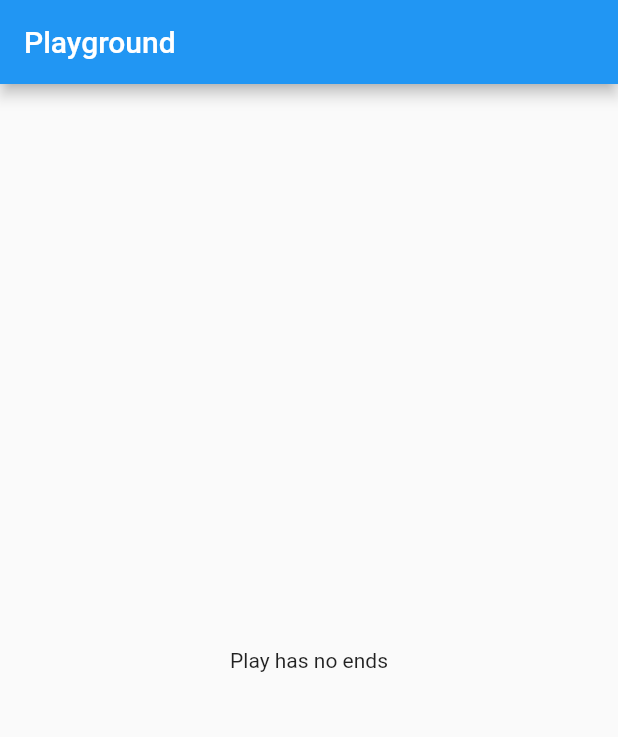
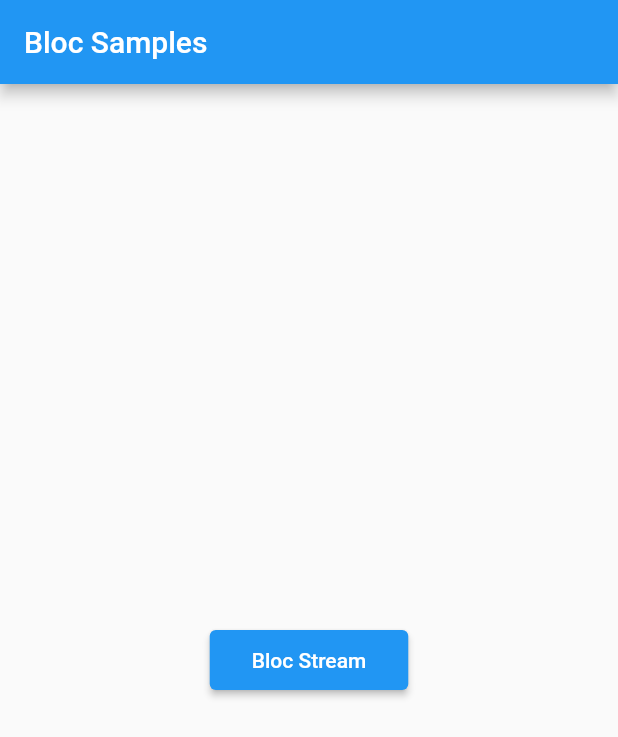
Before and after one commit to DeleMike/playground-flutter, a Flutter app: the screen it shows after launch, on a phone screen of 412 x 824 dp. Shown: the top 737 px of the screen. Run offline on Flutter 3.47's test engine with Material 2 defaults, Android fonts, the phone set to English and light mode, and no system bars; our stand-ins replace equatable, flutter_bloc, fluttertoast.

Commit message:
add bloc functions

```diff
--- /dev/null
+++ b/lib/counter_stream/bloc/counter_bloc.dart
@@ -0,0 +1,42 @@
+import 'dart:async';
+
+import 'package:equatable/equatable.dart';
+import 'package:flutter/foundation.dart';
+import 'package:flutter_bloc/flutter_bloc.dart';
+
+import '../ticker.dart';
+
+part 'counter_state.dart';
+part 'counter_event.dart';
+
+class CounterBloc extends Bloc<CounterEvent, CounterState> {
+  final Ticker _ticker;
+  static const int _duration = 1;
+
+  StreamSubscription<int> _tickerSubscription;
+
+  CounterBloc({Ticker ticker})
+      : _ticker = ticker,
+        super(CounterInitial(_duration)) {
+    on<CounterStarted>(_onStarted);
+    on<CounterTicked>(_onTicked);
+  }
+
+  @override
+  Future<void> close() {
+    _tickerSubscription.cancel();
+    return super.close();
+  }
+
+  void _onStarted(CounterStarted event, Emitter<CounterState> emit) {
+    emit(CounterRunning(event.duration));
+    // _tickerSubscription.cancel();
+    _tickerSubscription = _ticker.tick(ticks: event.duration).listen((duration) {
+      add(CounterTicked(duration: duration));
+    });
+  }
+
+  void _onTicked(CounterTicked event, Emitter<CounterState> emit) {
+    emit(event.duration > 0 ? CounterRunning(event.duration) : CounterCompleted());
+  }
+}
--- /dev/null
+++ b/lib/counter_stream/bloc/counter_event.dart
@@ -0,0 +1,23 @@
+part of 'counter_bloc.dart';
+
+abstract class CounterEvent extends Equatable {
+  const CounterEvent();
+
+  @override
+  List<Object> get props => [];
+}
+
+// counter started
+class CounterStarted extends CounterEvent {
+  final int duration;
+  const CounterStarted({@required this.duration});
+}
+
+//counter ticked
+class CounterTicked extends CounterEvent {
+  final int duration;
+  const CounterTicked({@required this.duration});
+
+  @override
+  List<Object> get props => [duration];
+}
--- /dev/null
+++ b/lib/counter_stream/bloc/counter_state.dart
@@ -0,0 +1,32 @@
+part of 'counter_bloc.dart';
+
+abstract class CounterState extends Equatable {
+  final int duration;
+  const CounterState(this.duration);
+
+  @override
+  List<Object> get props => [duration];
+}
+
+// initial state
+class CounterInitial extends CounterState {
+  CounterInitial(int duration) : super(duration);
+
+  @override
+  String toString() => 'CounterInitial { duration: $duration}';
+}
+
+// running(ticking) state
+class CounterRunning extends CounterState {
+  CounterRunning(int duration) : super(duration);
+
+  @override
+  String toString() => 'CounterRunning { duration: $duration}';
+}
+
+//runned(completed) state
+class CounterCompleted extends CounterState {
+  CounterCompleted() : super(0);
+
+  String toString() => 'CounterCompleted { duration: $duration}';
+}
--- /dev/null
+++ b/lib/counter_stream/ticker.dart
@@ -0,0 +1,7 @@
+class Ticker {
+  const Ticker();
+
+  Stream<int> tick({int ticks}) {
+    return Stream.periodic(Duration(seconds: 1), (x) => x).take(12);
+  }
+}
--- a/lib/main.dart
+++ b/lib/main.dart
@@ -1,4 +1,10 @@
 import 'package:flutter/material.dart';
+import 'package:flutter_bloc/flutter_bloc.dart';
+import 'package:fluttertoast/fluttertoast.dart';
+import 'package:playground/counter_stream/bloc/counter_bloc.dart';
+
+import './counter_stream/bloc_stream.dart';
+import 'counter_stream/ticker.dart';
 
 void main() {
   runApp(MyApp());
@@ -7,27 +13,41 @@ void main() {
 class MyApp extends StatelessWidget {
   @override
   Widget build(BuildContext context) {
-    return MaterialApp(
-      title: 'Flutter PlayGround',
-      theme: ThemeData(
-        primarySwatch: Colors.blue,
-        visualDensity: VisualDensity.adaptivePlatformDensity,
+    return BlocProvider(
+      create: (_) => CounterBloc(ticker: Ticker()),
+      child: MaterialApp(
+        title: 'Flutter PlayGround',
+        theme: ThemeData(
+          primarySwatch: Colors.blue,
+          visualDensity: VisualDensity.adaptivePlatformDensity,
+        ),
+        initialRoute: '/',
+        routes: {'/': (context) => SelectBlocType(), '/bloc-stream': (context) => BlocStream()},
       ),
-      home: MyHomePage(),
     );
   }
 }
 
-class MyHomePage extends StatelessWidget {
-
+class SelectBlocType extends StatelessWidget {
   @override
   Widget build(BuildContext context) {
     return Scaffold(
-      appBar: AppBar(
-        title: Text('Playground'),
-      ),
+      appBar: AppBar(title: Text('Bloc Samples')),
       body: Center(
-        child: Text('Play has no ends'),
+        child: Column(
+          mainAxisAlignment: MainAxisAlignment.center,
+          children: [
+            ElevatedButton(
+              onPressed: () {
+                Navigator.of(context).pushNamed('/bloc-stream');
+              },
+              child: Padding(
+                padding: const EdgeInsets.all(12),
+                child: Text('Bloc Stream'),
+              ),
+            ),
+          ],
+        ),
       ),
     );
   }
--- a/pubspec.yaml
+++ b/pubspec.yaml
@@ -28,6 +28,9 @@ dependencies:
   # The following adds the Cupertino Icons font to your application.
   # Use with the CupertinoIcons class for iOS style icons.
   cupertino_icons: ^1.0.0
+  equatable: ^2.0.3
+  fluttertoast: ^8.0.9
+  flutter_bloc: ^8.0.1
 
 dev_dependencies:
   flutter_test:
```
Also changed, not shown: lib/counter_stream/bloc_stream.dart (added, +39 -0 lines), pubspec.lock.
